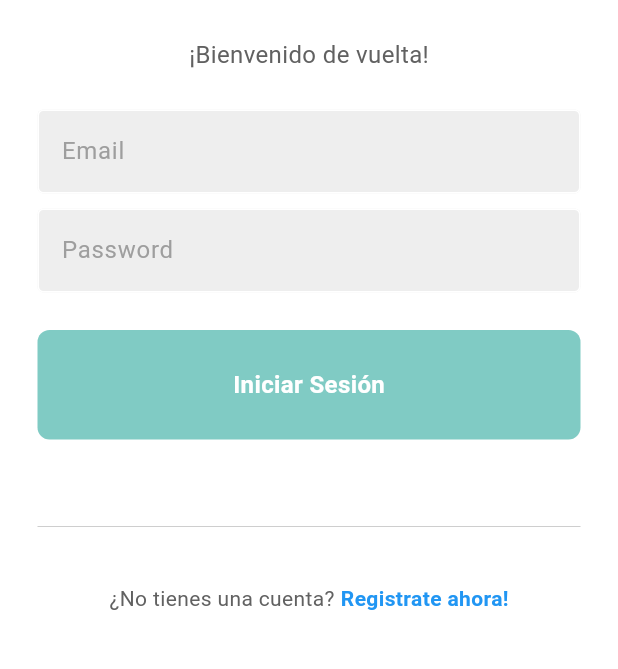
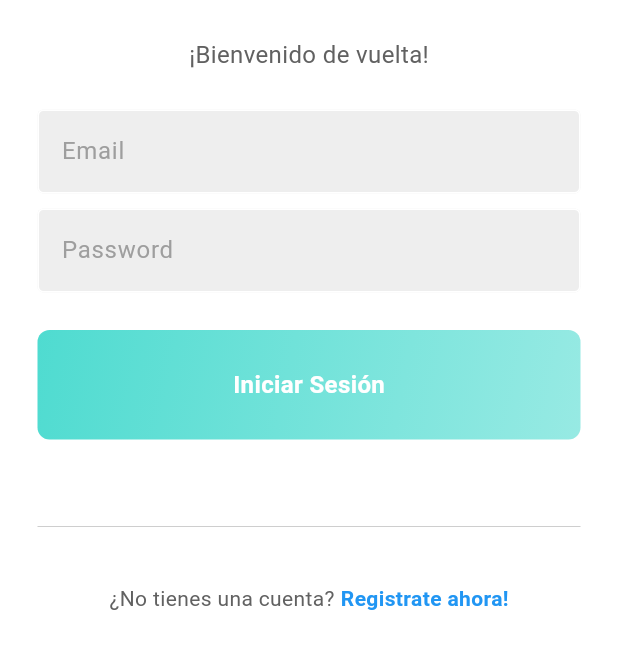
Before and after one commit to sofiarmzz016/FreeYourself-App, a Flutter app: the screen it shows after launch, on a phone screen of 412 x 824 dp, the part 360-1029 px from its top. Run offline on Flutter 3.47's test engine with Material 3 defaults, Android fonts, the light colour scheme and no system bars; our stand-ins replace firebase_auth, firebase_core, youtube_player_flutter; accounts and stored records are empty.

Commit message:
Se cambiaron estilos

```diff
--- a/lib/components/signin_button.dart
+++ b/lib/components/signin_button.dart
@@ -17,7 +17,14 @@ class SignInButton extends StatelessWidget {
         padding: const EdgeInsets.all(25),
         margin: const EdgeInsets.symmetric(horizontal:25),
         decoration: BoxDecoration(
-          color: Colors.teal.shade200,
+          gradient: LinearGradient(
+            begin: Alignment.topLeft,
+            end: Alignment.bottomRight,
+            colors: [
+              const Color(0xFF30D5C8).withOpacity(0.85),
+              const Color(0xFF30D5C8).withOpacity(0.5),
+            ],
+          ),
           borderRadius: BorderRadius.circular(8),
         ),
         child: Center(
```
